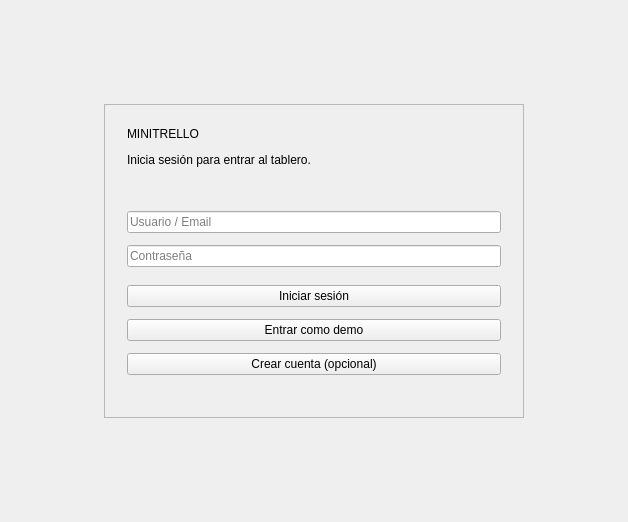
The window that Pantallas/Login.ui (HugoRomeroMorales/Trello-like-app) describes before a commit, drawn with Qt 5.
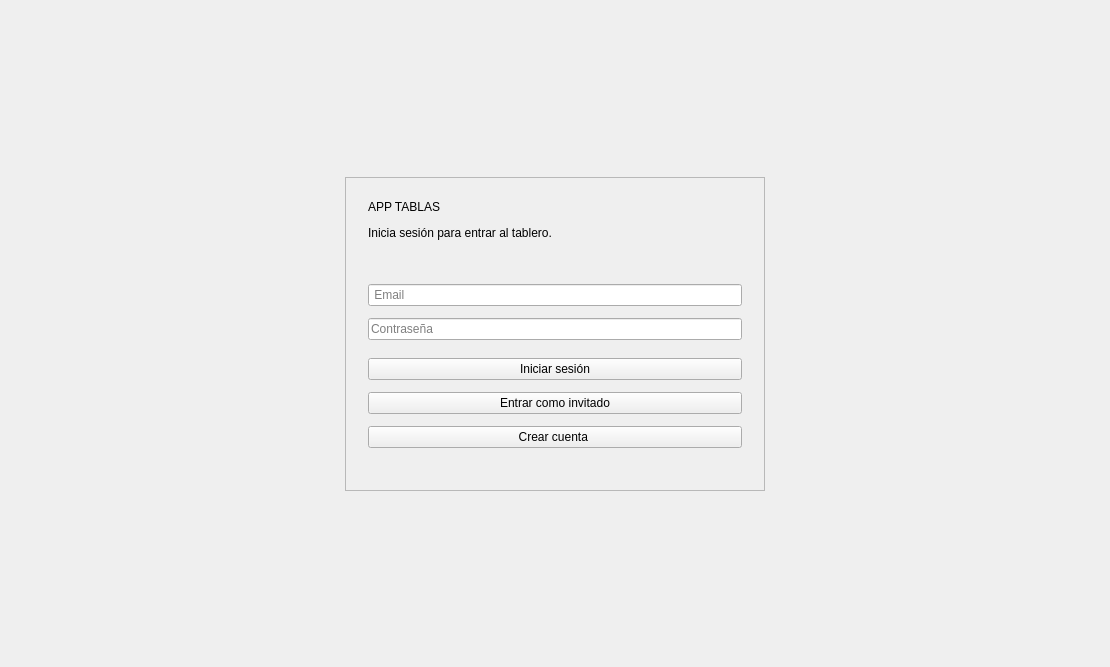
The same window after the commit.

What changed in the file:
```diff
--- a/Pantallas/Login.ui
+++ b/Pantallas/Login.ui
@@ -3,6 +3,14 @@
 #Pantalla Login básica
  <class>Login</class>
  <widget class="QWidget" name="Login">
+  <property name="geometry">
+   <rect>
+    <x>0</x>
+    <y>0</y>
+    <width>1110</width>
+    <height>667</height>
+   </rect>
+  </property>
   <property name="minimumSize">
    <size>
     <width>520</width>
@@ -104,10 +112,10 @@
            <string>Title</string>
           </property>
           <property name="text">
-           <string>MINITRELLO</string>
+           <string>APP TABLAS</string>
           </property>
           <property name="alignment">
-           <set>Qt::AlignLeft|Qt::AlignVCenter</set>
+           <set>Qt::AlignLeading|Qt::AlignLeft|Qt::AlignVCenter</set>
           </property>
          </widget>
         </item>
@@ -138,16 +146,13 @@
          </spacer>
         </item>
         <item>
-         <widget class="QLabel" name="lblError">
-          <property name="objectName">
-           <string>Error</string>
-          </property>
-          <property name="text">
-           <string></string>
-          </property>
+         <widget class="QLabel" name="Error">
           <property name="visible">
            <bool>false</bool>
           </property>
+          <property name="text">
+           <string/>
+          </property>
           <property name="wordWrap">
            <bool>true</bool>
           </property>
@@ -156,7 +161,7 @@
         <item>
          <widget class="QLineEdit" name="txtUser">
           <property name="placeholderText">
-           <string>Usuario / Email</string>
+           <string> Email</string>
           </property>
          </widget>
         </item>
@@ -196,7 +201,7 @@
         <item>
          <widget class="QPushButton" name="btnDemo">
           <property name="text">
-           <string>Entrar como demo</string>
+           <string>Entrar como invitado</string>
           </property>
          </widget>
         </item>
@@ -206,7 +211,7 @@
            <string>Link</string>
           </property>
           <property name="text">
-           <string>Crear cuenta (opcional)</string>
+           <string>Crear cuenta </string>
           </property>
          </widget>
         </item>
```
Left out of the diff: 52 changed lines with no effect on the pictures.
